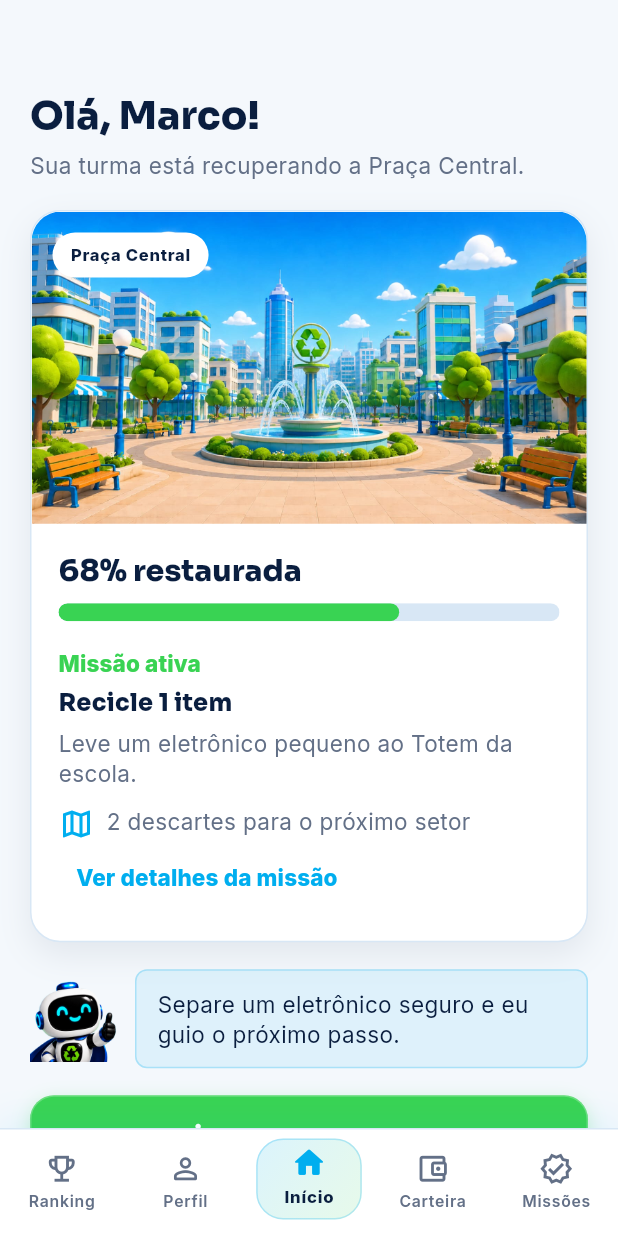
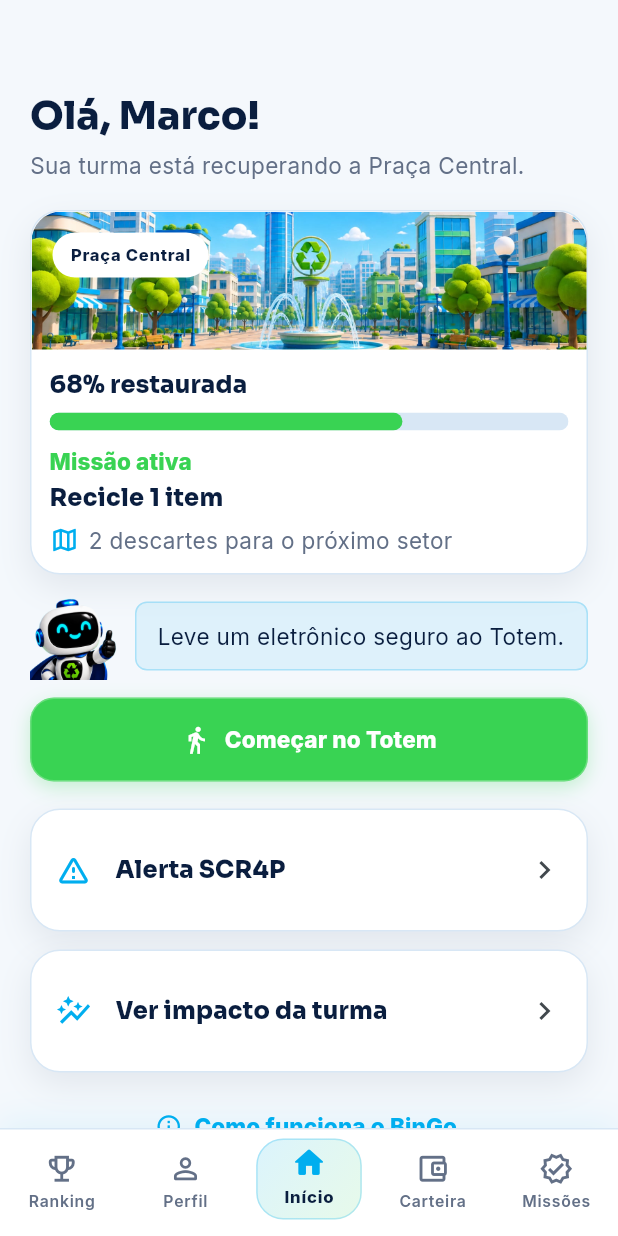
Before and after one commit to marcocaparra/BinGo, a Flutter app: the ShellScreen screen opened directly, on a phone screen of 412 x 824 dp. Run offline on Flutter 3.47's test engine with Material 3 defaults, Android fonts, the phone set to English and light mode, and no system bars; our stand-ins replace shared_preferences; accounts and stored records are empty.

Commit message:
fix(mobile): keep home path visible at large text

```diff
--- a/Software/mobile/bingo_app/lib/src/screens/shell_screen.dart
+++ b/Software/mobile/bingo_app/lib/src/screens/shell_screen.dart
@@ -55,34 +55,43 @@ class HomeScreen extends StatelessWidget {
 
   @override
   Widget build(BuildContext context) {
+    final usesLargeText = MediaQuery.textScalerOf(context).scale(1) >= 1.5;
+    const scenario = _HomeScenarioOverview();
+    const prompt = B1nContextMessage(
+      asset: AppAssets.b1nIcon,
+      message: 'Leve um eletrônico seguro ao Totem.',
+      compact: true,
+    );
+    final cta = PrimaryButton(
+      label: 'Começar no Totem',
+      color: AppColors.green,
+      icon: Icons.directions_walk,
+      onPressed: () =>
+          _push(context, const TotemTrackingScreen(mission: activeMission)),
+    );
+    final primaryFlow = usesLargeText
+        ? <Widget>[
+            prompt,
+            const SizedBox(height: 12),
+            cta,
+            const SizedBox(height: 12),
+            scenario,
+          ]
+        : <Widget>[
+            scenario,
+            const SizedBox(height: 12),
+            prompt,
+            const SizedBox(height: 12),
+            cta,
+          ];
+
     return AppPage(
       title: 'Olá, Marco!',
       subtitle: 'Sua turma está recuperando a Praça Central.',
       showBackButton: false,
       child: Column(
         children: [
-          _HomeScenarioOverview(
-            onOpenMission: () => _push(
-              context,
-              const MissionDetailScreen(mission: activeMission),
-            ),
-          ),
-          const SizedBox(height: 18),
-          const B1nContextMessage(
-            asset: AppAssets.b1nIcon,
-            message: 'Separe um eletrônico seguro e eu guio o próximo passo.',
-            compact: true,
-          ),
-          const SizedBox(height: 18),
-          PrimaryButton(
-            label: 'Começar no Totem',
-            color: AppColors.green,
-            icon: Icons.directions_walk,
-            onPressed: () => _push(
-              context,
-              const TotemTrackingScreen(mission: activeMission),
-            ),
-          ),
+          ...primaryFlow,
           const SizedBox(height: 18),
           _SoftAction(
             label: 'Alerta SCR4P',
@@ -908,24 +917,28 @@ class HowItWorksScreen extends StatelessWidget {
               children: [
                 _StepRow(
                   number: '1',
+                  stepCount: 4,
                   icon: Icons.inventory_2_outlined,
                   title: 'Prepare',
                   text: 'Separe um eletrônico pequeno, sem uso e seguro.',
                 ),
                 _StepRow(
                   number: '2',
+                  stepCount: 4,
                   icon: Icons.directions_walk,
                   title: 'Vá ao Totem',
                   text: 'Encontre o ponto de coleta combinado pela escola.',
                 ),
                 _StepRow(
                   number: '3',
+                  stepCount: 4,
                   icon: Icons.verified_outlined,
                   title: 'Valide',
                   text: 'Escolha sua turma e siga a orientação do Totem.',
                 ),
                 _StepRow(
                   number: '4',
+                  stepCount: 4,
                   icon: Icons.auto_graph,
                   title: 'Gere impacto',
                   text:
@@ -1203,6 +1216,7 @@ class _StepRow extends StatelessWidget {
     required this.title,
     required this.text,
     this.icon,
+    this.stepCount,
     this.color = AppColors.blue,
   });
 
@@ -1210,6 +1224,7 @@ class _StepRow extends StatelessWidget {
   final String title;
   final String text;
   final IconData? icon;
+  final int? stepCount;
   final Color color;
 
   @override
@@ -1219,24 +1234,59 @@ class _StepRow extends StatelessWidget {
       child: Row(
         crossAxisAlignment: CrossAxisAlignment.start,
         children: [
-          Container(
+          Semantics(
+            container: true,
+            label: stepCount == null ? number : '$number de $stepCount',
+            child: ExcludeSemantics(
+              child: Container(
                 width: 40,
                 height: 40,
                 alignment: Alignment.center,
                 decoration: BoxDecoration(color: color, shape: BoxShape.circle),
-            child: FittedBox(
+                child: icon == null
+                    ? FittedBox(
                         fit: BoxFit.scaleDown,
                         child: Padding(
                           padding: const EdgeInsets.symmetric(horizontal: 5),
-                child: icon == null
-                    ? Text(
+                          child: Text(
                             number,
                             style: const TextStyle(
                               color: Colors.white,
                               fontWeight: FontWeight.w800,
                             ),
+                          ),
+                        ),
                       )
-                    : Icon(icon, color: Colors.white, size: 22),
+                    : Stack(
+                        clipBehavior: Clip.none,
+                        alignment: Alignment.center,
+                        children: [
+                          Icon(icon, color: Colors.white, size: 21),
+                          Positioned(
+                            right: -3,
+                            bottom: -3,
+                            child: Container(
+                              width: 18,
+                              height: 18,
+                              alignment: Alignment.center,
+                              decoration: BoxDecoration(
+                                color: Colors.white,
+                                shape: BoxShape.circle,
+                                border: Border.all(color: color, width: 2),
+                              ),
+                              child: Text(
+                                number,
+                                style: TextStyle(
+                                  color: color,
+                                  fontSize: 10,
+                                  fontWeight: FontWeight.w800,
+                                  height: 1,
+                                ),
+                              ),
+                            ),
+                          ),
+                        ],
+                      ),
               ),
             ),
           ),
@@ -1258,9 +1308,7 @@ class _StepRow extends StatelessWidget {
 }
 
 class _HomeScenarioOverview extends StatelessWidget {
-  const _HomeScenarioOverview({required this.onOpenMission});
-
-  final VoidCallback onOpenMission;
+  const _HomeScenarioOverview();
 
   @override
   Widget build(BuildContext context) {
@@ -1273,9 +1321,14 @@ class _HomeScenarioOverview extends StatelessWidget {
             borderRadius: const BorderRadius.vertical(top: Radius.circular(20)),
             child: Stack(
               children: [
-                AspectRatio(
-                  aspectRatio: 16 / 9,
-                  child: Image.asset(AppAssets.sceneClean, fit: BoxFit.cover),
+                SizedBox(
+                  height: 92,
+                  width: double.infinity,
+                  child: Image.asset(
+                    AppAssets.sceneClean,
+                    fit: BoxFit.cover,
+                    alignment: Alignment.center,
+                  ),
                 ),
                 const Positioned(
                   left: 14,
@@ -1286,17 +1339,17 @@ class _HomeScenarioOverview extends StatelessWidget {
             ),
           ),
           Padding(
-            padding: const EdgeInsets.all(18),
+            padding: const EdgeInsets.all(12),
             child: Column(
               crossAxisAlignment: CrossAxisAlignment.start,
               children: [
                 Text(
                   '68% restaurada',
-                  style: Theme.of(context).textTheme.titleLarge,
+                  style: Theme.of(context).textTheme.titleMedium,
                 ),
+                const SizedBox(height: 6),
+                const AnimatedProgressPill(value: 0.68),
                 const SizedBox(height: 10),
-                const AnimatedProgressPill(value: 0.68),
-                const SizedBox(height: 18),
                 Text(
                   'Missão ativa',
                   style: Theme.of(context).textTheme.labelLarge?.copyWith(
@@ -1304,28 +1357,19 @@ class _HomeScenarioOverview extends StatelessWidget {
                     fontWeight: FontWeight.w800,
                   ),
                 ),
-                const SizedBox(height: 4),
+                const SizedBox(height: 2),
                 Text(
                   activeMission.title,
                   style: Theme.of(context).textTheme.titleMedium,
                 ),
-                const SizedBox(height: 4),
-                Text(activeMission.subtitle),
-                const SizedBox(height: 12),
+                const SizedBox(height: 6),
                 const Row(
                   crossAxisAlignment: CrossAxisAlignment.start,
                   children: [
-                    Icon(Icons.map_outlined, color: AppColors.blue),
-                    SizedBox(width: 8),
+                    Icon(Icons.map_outlined, color: AppColors.blue, size: 20),
+                    SizedBox(width: 6),
                     Expanded(child: Text('2 descartes para o próximo setor')),
                   ],
-                ),
-                Align(
-                  alignment: Alignment.centerLeft,
-                  child: TextButton(
-                    onPressed: onOpenMission,
-                    child: const Text('Ver detalhes da missão'),
-                  ),
                 ),
               ],
             ),
```
Also changed, not shown: 1 other file. Lines whose indentation alone changed are shown as unchanged.
